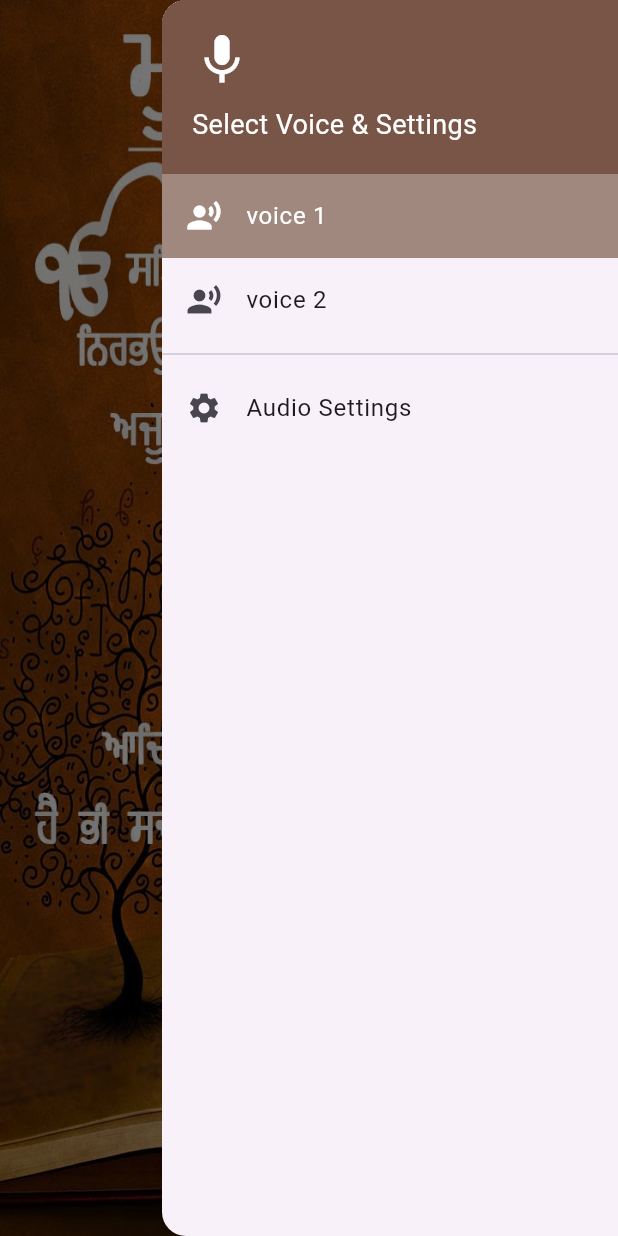
After one commit to abhay-kumar-LogiclyInfotech/moolmantra, a Flutter app: the screen it shows after launch, in the side drawer, after a tap on the "menu" icon, on a phone screen of 412 x 824 dp. The commit adds this screen. Run offline on Flutter 3.47's test engine with Material 3 defaults, Android fonts, the phone set to English and light mode, and no system bars; drawn by our look-alikes of google_mobile_ads; our stand-ins replace audioplayers, shared_preferences; network calls fail.

Commit message:
Added drawer

```diff
--- a/lib/main.dart
+++ b/lib/main.dart
@@ -1,32 +1,41 @@
 import 'package:flutter/material.dart';
 import 'package:flutter/services.dart';
 import 'package:google_mobile_ads/google_mobile_ads.dart';
+import 'package:moolmantra/services/audio_services.dart';
 import 'package:moolmantra/views/splash_view.dart';
+import 'package:provider/provider.dart';
 
-void main() {
+void main() async{
   WidgetsFlutterBinding.ensureInitialized();
   MobileAds.instance.initialize();
-  SystemChrome.setSystemUIOverlayStyle(SystemUiOverlayStyle(
+  await AudioService().init(); // Load saved preferences
+  SystemChrome.setSystemUIOverlayStyle(
+    SystemUiOverlayStyle(
       statusBarColor: Colors.black, // Change to your desired color
       statusBarIconBrightness: Brightness.light, // For white icons
       statusBarBrightness: Brightness.dark, // For iOS status bar text color
-  ));
+    ),
+  );
   runApp(const MyApp());
 }
 
 class MyApp extends StatelessWidget {
   const MyApp({super.key});
 
-
   @override
   Widget build(BuildContext context) {
-    return MaterialApp(
+    return MultiProvider(
+      providers: [
+        ChangeNotifierProvider(create: (_) => AudioService()),
+      ],
+      child: MaterialApp(
         debugShowCheckedModeBanner: false,
         title: 'Moolmantra',
         theme: ThemeData(
           colorScheme: ColorScheme.fromSeed(seedColor: Colors.deepPurple),
         ),
         home: SplashView(),
+      ),
     );
   }
 }
--- /dev/null
+++ b/lib/resources/constants.dart
@@ -0,0 +1,6 @@
+class Constants {
+  static const String voice1 = "audios/moolmantra_audio.mp3";
+  static const String voice2 = "audios/moolmantra_kid_audio.ogg";
+  static const int defaultRepeatCount = 1;
+  static const int maxRepeatCount = 999;
+}
--- a/lib/services/audio_services.dart
+++ b/lib/services/audio_services.dart
@@ -1,7 +1,32 @@
 import 'package:audioplayers/audioplayers.dart';
 import 'package:flutter/cupertino.dart';
+import 'package:moolmantra/services/shared_pref_services.dart';
+import 'package:shared_preferences/shared_preferences.dart';
+
+import '../resources/constants.dart';
 
 class AudioService with ChangeNotifier {
+
+
+  String selectedVoice = Constants.voice1;
+  int? repeatCount;
+
+
+
+  /// Initialize SharedPreferences from SharedPrefService
+  Future<void> init() async {
+    selectedVoice = await SharedPrefService.getSelectedVoice() ?? Constants.voice1;
+    repeatCount = await SharedPrefService.getRepeatCount() == 0 ? null : await SharedPrefService.getRepeatCount();
+  }
+
+  /// Save selected voice
+  Future<void> saveSelectedVoice(String voice) async {
+    selectedVoice = voice;
+    await SharedPrefService.saveSelectedVoice(voice);
+  }
+
+
+
   // Private constructor
   AudioService._privateConstructor();
 
@@ -19,19 +44,79 @@ class AudioService with ChangeNotifier {
   /// Getter for playing status
   bool get isPlaying => _isPlaying;
 
-  /// PLAY AUDIO FUNCTION
-  Future<void> playAudio() async {
+
+  /// PLAY AUDIO FUNCTION WITH REPEAT SUPPORT
+  // Future<void> playAudio({String? voice}) async {
+  //   try {
+  //     await _player.setSource(AssetSource(voice ?? selectedVoice));
+  //     saveSelectedVoice(voice ?? selectedVoice);
+  //     notifyListeners();
+  //     _isPlaying = true;
+  //     notifyListeners();
+  //
+  //     debugPrint("Printing the repeat count ===========================================>$repeatCount");
+  //
+  //     if (repeatCount == null) {
+  //       debugPrint("===========================================>Inside Infinite Loop");
+  //       notifyListeners();
+  //       await _player.setReleaseMode(ReleaseMode.loop);
+  //       await _player.resume();
+  //     } else {
+  //       debugPrint("===========================================>Inside Finite Loop");
+  //       notifyListeners();
+  //       // 🔁 Play for a specific number of times
+  //       for (int i = 0; i < repeatCount!; i++) {
+  //         debugPrint("===========================================>Inside Finite Loop $i");
+  //         await _player.setSource(AssetSource(voice ?? selectedVoice)); // Reload source
+  //         await _player.resume(); // Start playing
+  //         await _player.onPlayerComplete.first; // Wait for completion
+  //       }
+  //       debugPrint("===========================================> Outside For Loop");
+  //
+  //       stopAudio();
+  //       notifyListeners();
+  //     }
+  //   } catch (e) {
+  //     debugPrint("Error playing audio: $e");
+  //   }
+  // }
+  Future<void> playAudio({String? voice}) async {
     try {
-      await _player.setSource(AssetSource("audios/moolmantra_audio.mp3"));
-      await _player.setReleaseMode(ReleaseMode.loop);
-      await _player.resume(); // Starts playing
+      await _player.setSource(AssetSource(voice ?? selectedVoice));
+      saveSelectedVoice(voice ?? selectedVoice);
 
       _isPlaying = true;
       notifyListeners();
+
+      debugPrint("Printing the repeat count: $repeatCount");
+
+      if (repeatCount == null) {
+        debugPrint("Inside Infinite Loop");
+        await _player.setReleaseMode(ReleaseMode.loop);
+        await _player.resume();
+      } else {
+        debugPrint("Inside Finite Loop");
+
+        for (int i = 0; i < repeatCount!; i++) {
+          debugPrint("Playing iteration: $i");
+
+          await _player.setSource(AssetSource(voice ?? selectedVoice)); // Reload source
+          await _player.setReleaseMode(ReleaseMode.release);
+          await _player.resume(); // Start playing
+          await _player.onPlayerComplete.first; // Wait for completion
+          await _player.stop(); // Ensure it's fully stopped before next loop
+        }
+
+        debugPrint("Outside For Loop");
+
+        _isPlaying = false;
+        notifyListeners();
+      }
     } catch (e) {
       debugPrint("Error playing audio: $e");
     }
   }
+
 
   /// STOP AUDIO FUNCTION
   Future<void> stopAudio() async {
--- /dev/null
+++ b/lib/services/shared_pref_services.dart
@@ -0,0 +1,31 @@
+import 'package:moolmantra/resources/constants.dart';
+import 'package:shared_preferences/shared_preferences.dart';
+
+class SharedPrefService {
+  static const String _selectedVoiceKey = "selected_voice";
+  static const String _repeatCountKey = "repeat_count";
+
+  /// Save selected voice
+  static Future<void> saveSelectedVoice(String voice) async {
+    final prefs = await SharedPreferences.getInstance();
+    await prefs.setString(_selectedVoiceKey, voice);
+  }
+
+  /// Get selected voice
+  static Future<String?> getSelectedVoice() async {
+    final prefs = await SharedPreferences.getInstance();
+    return prefs.getString(_selectedVoiceKey) ?? Constants.voice1;
+  }
+
+  /// Save repeat count
+  static Future<void> saveRepeatCount(int count) async {
+    final prefs = await SharedPreferences.getInstance();
+    await prefs.setInt(_repeatCountKey, count);
+  }
+
+  /// Get repeat count (default = 1 if not set)
+  static Future<int?> getRepeatCount() async {
+    final prefs = await SharedPreferences.getInstance();
+    return prefs.getInt(_repeatCountKey);
+  }
+}
--- /dev/null
+++ b/lib/views/drawer_view.dart
@@ -0,0 +1,84 @@
+import 'package:flutter/cupertino.dart';
+import 'package:flutter/material.dart';
+import 'package:moolmantra/services/audio_services.dart';
+import 'package:moolmantra/views/audio_settings_view.dart';
+import 'package:provider/provider.dart';
+
+import '../resources/constants.dart';
+
+class DrawerView extends StatefulWidget {
+  final AudioService audioService;
+
+  const DrawerView({super.key, required this.audioService});
+
+  @override
+  State<DrawerView> createState() => _DrawerViewState();
+}
+
+class _DrawerViewState extends State<DrawerView> {
+  final List<String> voices = [Constants.voice1, Constants.voice2];
+
+  @override
+  Widget build(BuildContext context) {
+    return Drawer(
+      child: Consumer<AudioService>(
+        builder: (context, audioProvider, _) {
+          return Column(
+            children: [
+              // Drawer Header
+              SafeArea(
+                child: Container(
+                  width: double.infinity,
+                  padding: EdgeInsets.all(20),
+                  decoration: BoxDecoration(color: Colors.brown),
+                  child: Column(
+                    crossAxisAlignment: CrossAxisAlignment.start,
+                    children: [
+                      Icon(Icons.mic, size: 40, color: Colors.white),
+                      SizedBox(height: 10),
+                      Text(
+                        "Select Voice & Settings",
+                        style: TextStyle(color: Colors.white, fontSize: 18),
+                      ),
+                    ],
+                  ),
+                ),
+              ),
+
+              // Voice Tiles
+              ...voices.asMap().entries.map((entry) {
+                int index = entry.key; // Get the index
+                String voice = entry.value; // Get the voice name
+                return ListTile(
+                  leading: Icon(Icons.record_voice_over),
+                  title: Text("voice ${index + 1}"),
+                  selected: audioProvider.selectedVoice == voice,
+                  selectedColor: Colors.white,
+                  selectedTileColor: Colors.brown.shade300,
+                  onTap: () {
+                    widget.audioService.playAudio(
+                      voice: voice,
+                    ); // Play the selected voice
+                  },
+                );
+              }),
+
+              Divider(),
+
+              // Settings Tile
+              ListTile(
+                leading: Icon(Icons.settings),
+                title: Text("Audio Settings"),
+                onTap: () {
+                  Navigator.push(context, CupertinoPageRoute(builder: (context)=>AudioSettingsView()));
+                },
+              ),
+
+
+            ],
+          );
+        },
+      ),
+    );
+  }
+}
--- a/lib/views/home_view.dart
+++ b/lib/views/home_view.dart
@@ -1,6 +1,7 @@
 import 'package:flutter/material.dart';
 import 'package:google_mobile_ads/google_mobile_ads.dart';
 import 'package:moolmantra/services/ad_services.dart';
+import 'package:moolmantra/views/drawer_view.dart';
 import 'package:provider/provider.dart';
 
 import '../services/audio_services.dart';
@@ -13,6 +14,8 @@ class HomeView extends StatefulWidget {
 }
 
 class _HomeViewState extends State<HomeView> {
+  final GlobalKey<ScaffoldState> _scaffoldKey = GlobalKey<ScaffoldState>();
+
   /// instance of audio service class
   final audioService = AudioService();
 
@@ -33,7 +36,6 @@ class _HomeViewState extends State<HomeView> {
 
     /// show banner ad
     loadBannerAd();
-
   }
 
   /// Banner Ad
@@ -42,7 +44,8 @@ class _HomeViewState extends State<HomeView> {
 
   void loadBannerAd() async {
     while (bannerAdRetryCount < maxAdRetries) {
-      _bannerAd?.dispose(); // Dispose of the previous ad before creating a new one
+      _bannerAd
+          ?.dispose(); // Dispose of the previous ad before creating a new one
 
       _bannerAd = BannerAd(
         adUnitId: AdServices.bannerAdUnitId,
@@ -70,8 +73,8 @@ class _HomeViewState extends State<HomeView> {
     }
   }
 
+  int numMaxAttempt = 0;
 
-  int numMaxAttempt = 0;
   /// interstitial Ad
   void loadInterstitialAd() {
     _interstitialAd?.dispose();
@@ -80,8 +83,8 @@ class _HomeViewState extends State<HomeView> {
       request: AdRequest(),
       adLoadCallback: InterstitialAdLoadCallback(
         onAdLoaded: (ad) {
-            _interstitialAd = ad;
-            _interstitialAd?.setImmersiveMode(true);
+          _interstitialAd = ad;
+          _interstitialAd?.setImmersiveMode(true);
           ad.fullScreenContentCallback = FullScreenContentCallback(
             onAdDismissedFullScreenContent: (ad) {
               setState(() {
@@ -103,7 +106,8 @@ class _HomeViewState extends State<HomeView> {
       ),
     );
   }
-  void showInterstitialAd() async{
+
+  void showInterstitialAd() async {
     await Future.delayed(Duration(seconds: 5));
     if (canShowInterstitialAd()) {
       if (_interstitialAd != null) {
@@ -128,7 +132,9 @@ class _HomeViewState extends State<HomeView> {
   // Function to retry loading the interstitial ad
   void retryLoadInterstitialAd({int retries = 3, int delaySeconds = 2}) async {
     for (int i = 0; i < retries; i++) {
-      await Future.delayed(Duration(seconds: delaySeconds)); // Wait before retrying
+      await Future.delayed(
+        Duration(seconds: delaySeconds),
+      ); // Wait before retrying
       loadInterstitialAd(); // Try loading the ad again
 
       if (_interstitialAd != null) {
@@ -139,18 +145,17 @@ class _HomeViewState extends State<HomeView> {
     debugPrint("Failed to load Interstitial Ad after $retries retries.");
   }
 
-
   @override
   void dispose() {
     audioService.dispose();
     super.dispose();
   }
 
-
-
   @override
   Widget build(BuildContext context) {
     return Scaffold(
+      key: _scaffoldKey,
+      endDrawer: DrawerView(audioService:audioService),
       body: Stack(
         children: [
           _buildUi(context),
@@ -171,6 +176,7 @@ class _HomeViewState extends State<HomeView> {
       ),
     );
   }
+
   Widget _buildUi(BuildContext context) {
     return SafeArea(
       child: AnimatedContainer(
@@ -199,8 +205,8 @@ class _HomeViewState extends State<HomeView> {
                       builder: (context, provider, _) {
                         return InkWell(
                           onTap: () async {
-                              showInterstitialAd();
-                               provider.toggleAudio();
+                            showInterstitialAd();
+                            provider.toggleAudio();
                           },
                           child: Image(
                             image: AssetImage(
@@ -216,6 +222,16 @@ class _HomeViewState extends State<HomeView> {
                 ],
               ),
             ),
+            Positioned(
+              right: 0,
+              top: 0,
+              child: IconButton(
+                onPressed: () {
+                  _scaffoldKey.currentState?.openEndDrawer();
+                  },
+                icon: Icon(Icons.menu, color: Colors.white, size: 35),
+              ),
+            ),
           ],
         ),
       ),
--- a/pubspec.yaml
+++ b/pubspec.yaml
@@ -21,6 +21,7 @@ dependencies:
   # google ads dependencies
   google_mobile_ads: ^5.3.1
   provider:
+  shared_preferences: ^2.5.2
 
 dev_dependencies:
   flutter_test:
```
Also changed, not shown: lib/views/audio_settings_view.dart (added, +101 -0 lines), pubspec.lock, 1 other file. Lines whose indentation alone changed are shown as unchanged.
